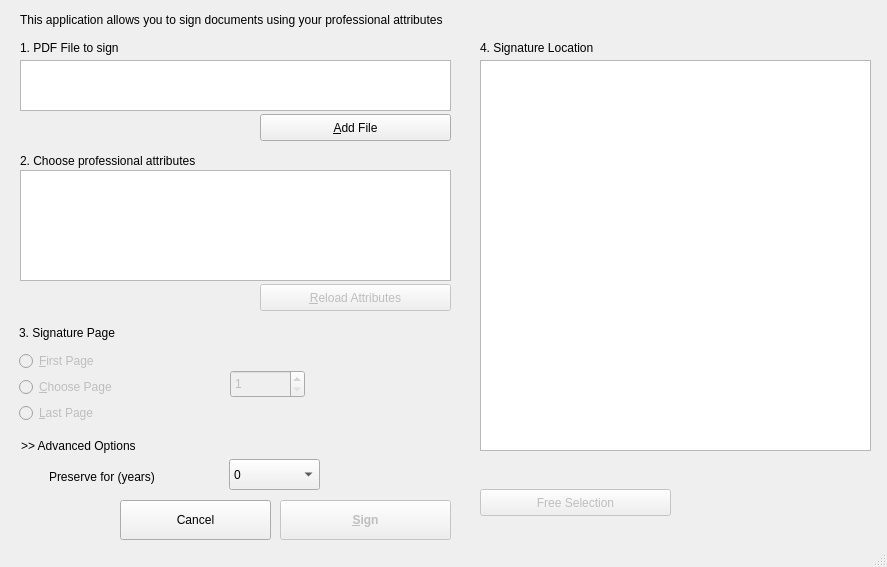
Above: pteid-mw-pt/_src/eidmw/scap-client-v2/scapsignature.ui from amagovpt/autenticacao.gov before the change. Below: the same form after it.
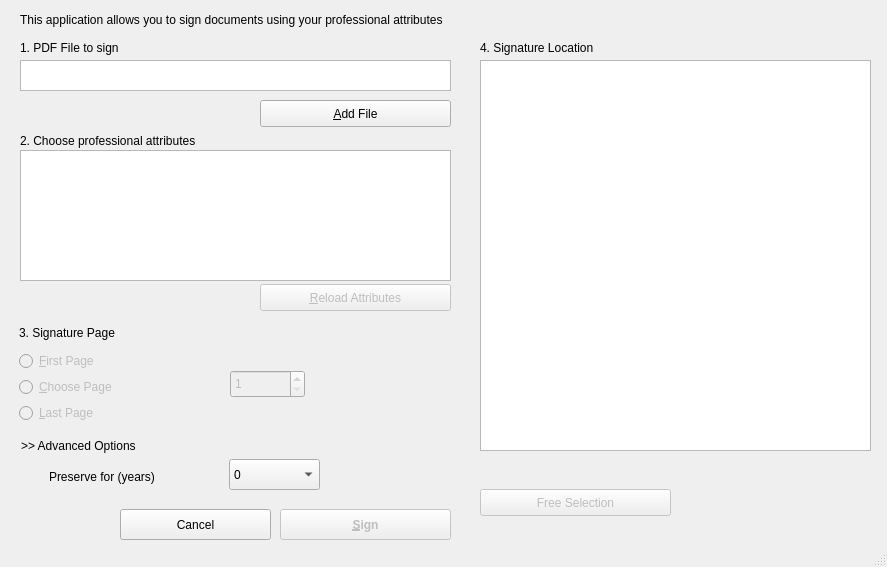
That is the form after the change. Icons and pictures are not drawn. Custom widgets are drawn as their Qt base class.

Commit message: SCAP Gui: increase vertical space for attributes taking advantage of the smaller space for filelist

Diff of the .ui file:
```diff
--- a/pteid-mw-pt/_src/eidmw/scap-client-v2/scapsignature.ui
+++ b/pteid-mw-pt/_src/eidmw/scap-client-v2/scapsignature.ui
@@ -43,7 +43,7 @@
      <property name="geometry">
       <rect>
        <x>250</x>
-       <y>84</y>
+       <y>70</y>
        <width>191</width>
        <height>27</height>
       </rect>
@@ -64,7 +64,7 @@
        <x>10</x>
        <y>30</y>
        <width>431</width>
-       <height>51</height>
+       <height>31</height>
       </rect>
      </property>
     </widget>
@@ -88,9 +88,9 @@
      <property name="geometry">
       <rect>
        <x>270</x>
-       <y>470</y>
+       <y>479</y>
        <width>171</width>
-       <height>40</height>
+       <height>31</height>
       </rect>
      </property>
      <property name="styleSheet">
@@ -104,9 +104,9 @@
      <property name="geometry">
       <rect>
        <x>110</x>
-       <y>470</y>
+       <y>479</y>
        <width>151</width>
-       <height>40</height>
+       <height>31</height>
       </rect>
      </property>
      <property name="text">
@@ -130,9 +130,9 @@
      <property name="geometry">
       <rect>
        <x>10</x>
-       <y>140</y>
+       <y>120</y>
        <width>431</width>
-       <height>111</height>
+       <height>131</height>
       </rect>
      </property>
      <attribute name="headerVisible">
@@ -148,7 +148,7 @@
      <property name="geometry">
       <rect>
        <x>10</x>
-       <y>120</y>
+       <y>100</y>
        <width>431</width>
        <height>21</height>
       </rect>
```
